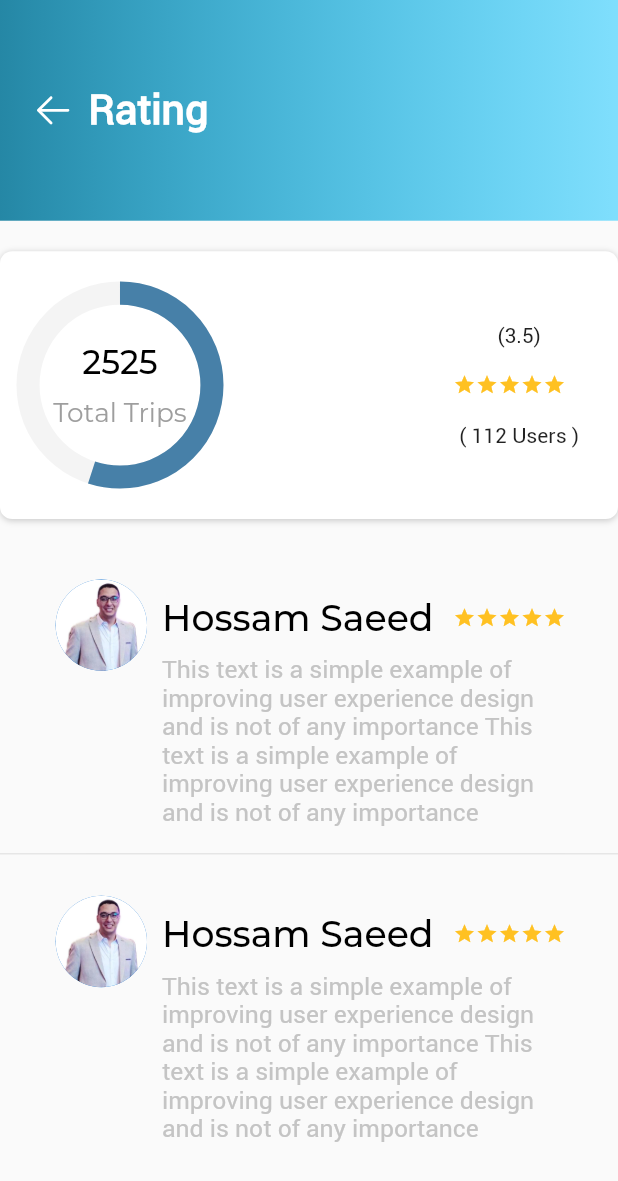
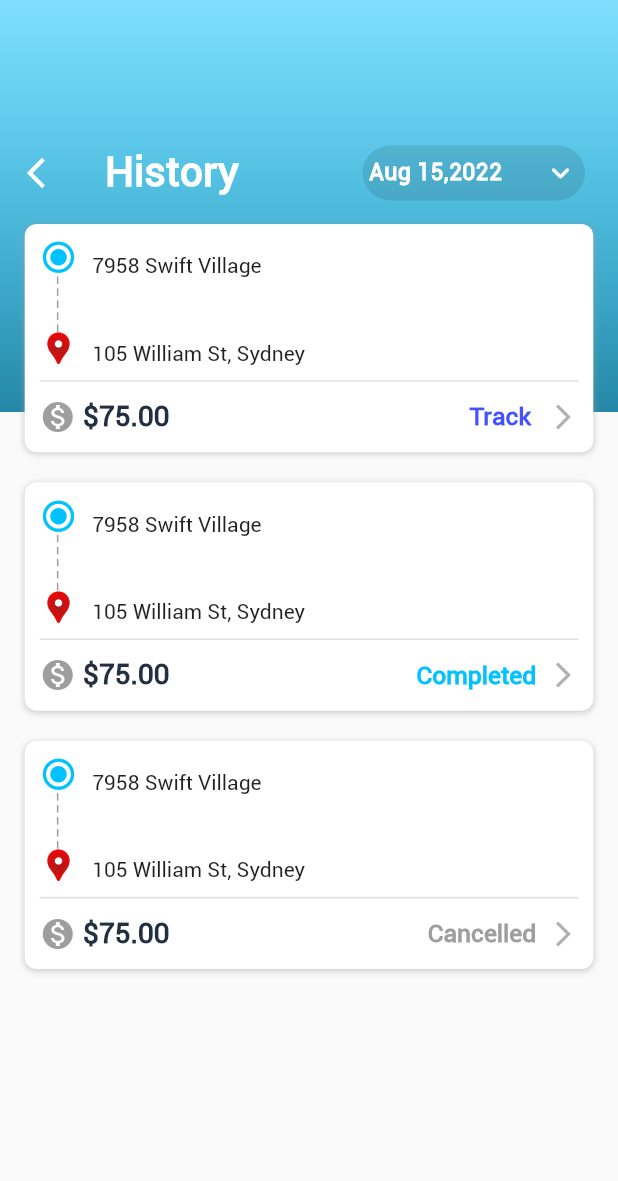
Before and after one commit to Dev0Mahmoud/Oz-Go-Driver, a Flutter app: the screen it shows after launch, on a phone screen of 412 x 824 dp. Shown: the top 1181 px of the screen. Run offline on Flutter 3.47's test engine with Material 2 defaults, Android fonts, the phone set to English and light mode, and no system bars; drawn by our look-alikes of percent_indicator; our stand-ins replace bloc, dio, easy_localization, flutter_bloc, flutter_screenutil, flutter_svg and 2 more.

Commit message:
ride_histor

```diff
--- /dev/null
+++ b/lib/presentation/screens/user/history_screen.dart
@@ -0,0 +1,96 @@
+import 'package:flutter/material.dart';
+import 'package:flutter_screenutil/flutter_screenutil.dart';
+import 'package:oz_go_driver/presentation/view/ride_history.dart';
+import 'package:oz_go_driver/presentation/widget/date_picker.dart';
+import '../../styles/colors.dart';
+
+class HistoryScreen extends StatelessWidget {
+  const HistoryScreen({Key? key}) : super(key: key);
+
+  @override
+  Widget build(BuildContext context) {
+    return Scaffold(
+      body: SafeArea(
+        child: Stack(
+          children: [
+            Column(
+              children: [
+                Expanded(
+                  child: Container(
+                    decoration: BoxDecoration(
+                      gradient: CustomAppGradient.primaryGradient,
+                    ),
+                  ),
+                  flex: 1,
+                ),
+                Expanded(
+                  child: Container(),
+                  flex: 2,
+                ),
+              ],
+            ),
+            Container(
+              padding: EdgeInsets.only(top: 90.h),
+              child: Column(
+                children: [
+                  /// app bar
+                  Row(
+                    children: [
+                      Row(
+                        children: [
+                          IconButton(
+                              onPressed: () {
+                                /// routing
+                              },
+                              icon: Icon(
+                                Icons.arrow_back_ios_new,
+                                color: AppColor.white,
+                              )),
+                          SizedBox(
+                            width: 20.w,
+                          ),
+                          Text(
+                            'History',
+                            style: TextStyle(
+                                fontWeight: FontWeight.w700,
+                                fontSize: 25.sp,
+                                color: AppColor.white),
+                          ),
+                        ],
+                      ),
+                      Padding(
+                        padding: EdgeInsets.only(right: 20.w),
+                        child: DatePickerComponent(),
+                      )
+                    ],
+                    mainAxisAlignment: MainAxisAlignment.spaceBetween,
+                  ),
+                  SingleChildScrollView(
+                    child: Column(
+                      children: [
+                        RideHistory(tripStatusText: 'Track'),
+                        RideHistory(
+                          tripStatusText: 'Completed',
+                        ),
+                        RideHistory(tripStatusText: 'Cancelled'),
+                      ],
+                    ),
+                  )
+                ],
+              ),
+            )
+          ],
+        ),
+      ),
+    );
+  }
+}
+
+class CustomAppGradient {
+  static LinearGradient primaryGradient = LinearGradient(
+    colors: [Color.fromRGBO(0, 194, 255, 0.49), Color(0xFF2587A5)],
+    stops: [0.0, 1.0],
+    begin: Alignment.topCenter,
+    end: Alignment.bottomCenter,
+  );
+}
--- a/lib/presentation/test.dart
+++ b/lib/presentation/test.dart
@@ -1,4 +1,5 @@
 import 'package:flutter/material.dart';
+import 'package:oz_go_driver/presentation/screens/user/history_screen.dart';
 import 'package:oz_go_driver/presentation/screens/user/rating_screen.dart';
 
 class Test extends StatefulWidget {
@@ -13,6 +14,6 @@ class _TestState extends State<Test> {
 
   @override
   Widget build(BuildContext context) {
-    return RatingScreen();
+    return HistoryScreen();
   }
 }
--- a/lib/presentation/view/ride_history.dart
+++ b/lib/presentation/view/ride_history.dart
@@ -4,11 +4,25 @@ import 'package:oz_go_driver/presentation/styles/colors.dart';
 import 'package:oz_go_driver/presentation/widget/from_to_component.dart';
 
 class RideHistory extends StatelessWidget {
-  const RideHistory({Key? key}) : super(key: key);
+  RideHistory({Key? key, required this.tripStatusText}) : super(key: key);
+  final String tripStatusText;
+
+  Color? tripStatus() {
+    if (tripStatusText == 'Track') {
+      return AppColor.trackFontColor;
+    } else if (tripStatusText == 'Completed') {
+      return AppColor.buttonColor;
+    } else if (tripStatusText == 'Cancelled') {
+      return AppColor.grey;
+    }
+    return null;
+  }
 
   @override
   Widget build(BuildContext context) {
-    return Container(
+    return Padding(
+      padding: const EdgeInsets.symmetric(vertical: 10),
+      child: Container(
         padding: EdgeInsets.only(
           top: 10,
           right: 10,
@@ -30,7 +44,31 @@ class RideHistory extends StatelessWidget {
         child: Column(
           children: [
             /// address
+            Expanded(
+              flex: 2,
+              child: Container(
+                child: Row(
+                  children: [
                     FromToComponent(),
+                    SizedBox(
+                      width: 10,
+                    ),
+                    Padding(
+                      padding: const EdgeInsets.symmetric(vertical: 10),
+                      child: Column(
+                        mainAxisAlignment: MainAxisAlignment.spaceBetween,
+                        crossAxisAlignment: CrossAxisAlignment.start,
+                        children: [
+                          Text('7958 Swift Village'),
+                          Text('105 William St, Sydney'),
+                        ],
+                      ),
+                    )
+                  ],
+                ),
+              ),
+            ),
+
             /// divider
             Container(
               height: 1,
@@ -59,7 +97,7 @@ class RideHistory extends StatelessWidget {
                   ],
                 ),
 
-              /// [ track , completed , cancelled ]
+                /// [ Track , Completed , Cancelled ]
                 Row(
                   children: [
                     TextButton(
@@ -67,11 +105,11 @@ class RideHistory extends StatelessWidget {
                         /// routing
                         onPressed: () {},
                         child: Text(
-                        'Track',
+                          tripStatusText,
                           style: TextStyle(
                               fontWeight: FontWeight.w800,
                               fontSize: 15.sp,
-                            color: AppColor.trackFontColor),
+                              color: tripStatus()),
                         )),
                     Icon(
                       Icons.arrow_forward_ios_sharp,
@@ -83,6 +121,7 @@ class RideHistory extends StatelessWidget {
               ],
             )),
           ],
+        ),
       ),
     );
   }
--- a/lib/presentation/widget/from_to_component.dart
+++ b/lib/presentation/widget/from_to_component.dart
@@ -9,9 +9,7 @@ class FromToComponent extends StatelessWidget {
 
   @override
   Widget build(BuildContext context) {
-    return Expanded(
-        flex: 1,
-        child: Row(
+    return Row(
       children: [
         Column(
           children: [
@@ -31,8 +29,7 @@ class FromToComponent extends StatelessWidget {
               ],
             ),
             CustomPaint(
-                    size: Size(1.w, 35.h),
-                    painter: DashedLineVerticalPainter()),
+                size: Size(1.w, 35.h), painter: DashedLineVerticalPainter()),
             RadiantGradientMask(
               child: Icon(
                 Icons.location_pin,
@@ -43,6 +40,6 @@ class FromToComponent extends StatelessWidget {
           ],
         ),
       ],
-        ));
+    );
   }
 }
```
Lines whose indentation alone changed are shown as unchanged.
